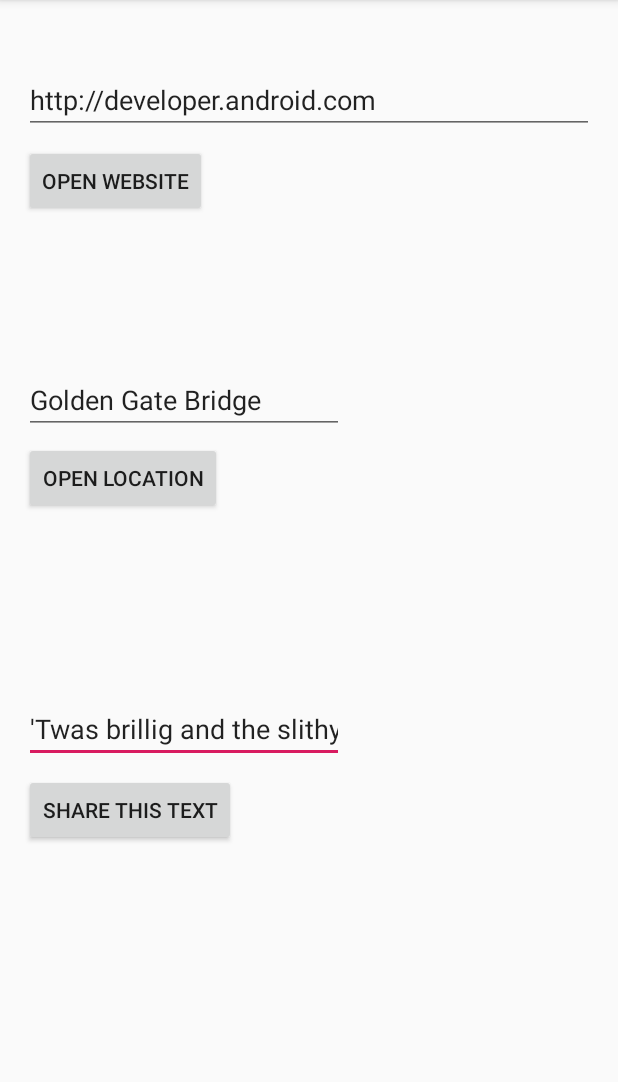
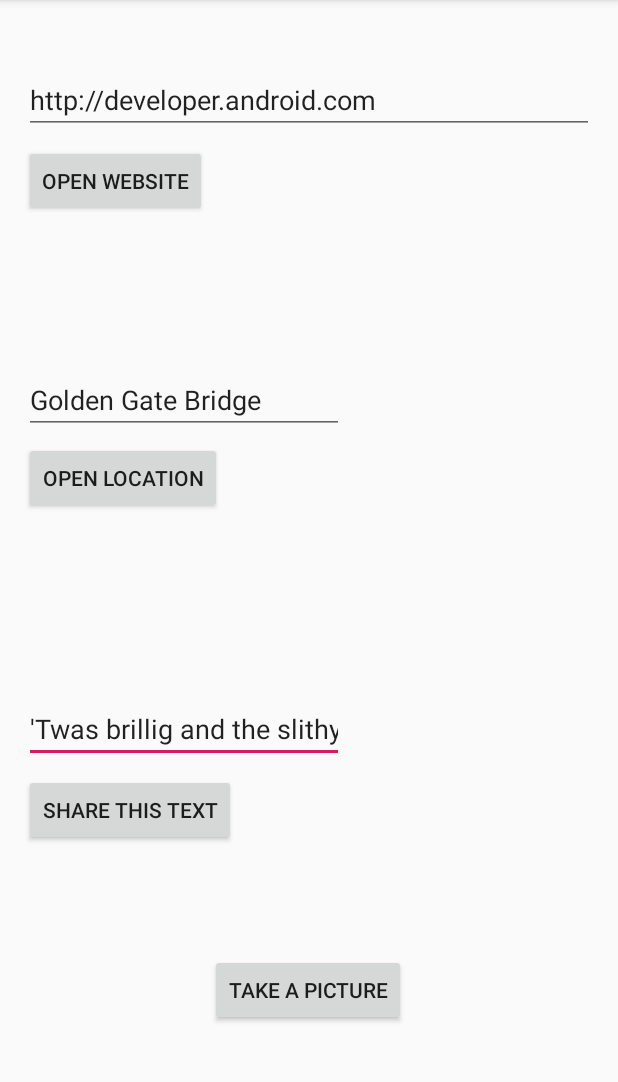
Before and after one commit to soumithganji/ImplicitIntents, an Android app: the screen it shows after launch (MainActivity), after a tap on "OPEN WEBSITE", on a phone screen of 412 x 824 dp, the part 84-1166 px from its top. Run offline under Robolectric (Android 15) with nearby library versions, the phone set to English and light mode, and no system bars.

```diff
--- a/app/src/main/AndroidManifest.xml
+++ b/app/src/main/AndroidManifest.xml
@@ -3,6 +3,7 @@
     package="com.example.implicitintents">
 
     <application
+
         android:allowBackup="true"
         android:icon="@mipmap/ic_launcher"
         android:label="@string/app_name"
@@ -17,5 +18,7 @@
             </intent-filter>
         </activity>
     </application>
+    <uses-feature android:name="android.hardware.camera"
+        android:required="true" />
 
 </manifest>
--- a/app/src/main/java/com/example/implicitintents/MainActivity.java
+++ b/app/src/main/java/com/example/implicitintents/MainActivity.java
@@ -6,6 +6,8 @@ import androidx.core.app.ShareCompat;
 import android.content.Intent;
 import android.net.Uri;
 import android.os.Bundle;
+import android.os.Environment;
+import android.provider.MediaStore;
 import android.util.Log;
 import android.view.View;
 import android.widget.EditText;
@@ -14,6 +16,8 @@ public class MainActivity extends AppCompatActivity {
      private EditText mWebsiteEditText;
      private EditText mLocationEditText;
      private EditText mShareTextEditText;
+    static final int REQUEST_IMAGE_CAPTURE = 1;
+
 
     @Override
     protected void onCreate(Bundle savedInstanceState) {
@@ -25,20 +29,18 @@ public class MainActivity extends AppCompatActivity {
         mShareTextEditText = findViewById(R.id.share_edittext);
 
 
+
     }
-
     public void openWebsite(View view) {
         String url = mWebsiteEditText.getText().toString();
         Uri webpage = Uri.parse(url);
         Intent intent = new Intent(Intent.ACTION_VIEW, webpage);
         if (intent.resolveActivity(getPackageManager()) != null) {
             startActivity(intent);
+        } else {
+            Log.d("ImplicitIntents", "Can't handle this intent!");
         }
-        else {
-                Log.d("ImplicitIntents", "Can't handle this!");
-            }
-        }
-
+    }
 
     public void openLocation(View view) {
         String loc = mLocationEditText.getText().toString();
@@ -64,5 +66,10 @@ public class MainActivity extends AppCompatActivity {
     }
 
 
-
+    public void picture(View view) {
+        Intent takePictureIntent = new Intent(MediaStore.ACTION_IMAGE_CAPTURE);
+        if (takePictureIntent.resolveActivity(getPackageManager()) != null) {
+            startActivityForResult(takePictureIntent, REQUEST_IMAGE_CAPTURE);
+        }
+    }
 }
--- a/app/src/main/res/layout/activity_main.xml
+++ b/app/src/main/res/layout/activity_main.xml
@@ -20,7 +20,7 @@
         app:layout_constraintVertical_bias="0.648" />
 
     <Button
-        android:id="@+id/button"
+        android:id="@+id/open_website_button"
         android:layout_width="wrap_content"
         android:layout_height="wrap_content"
         android:onClick="openWebsite"
@@ -38,7 +38,7 @@
         android:inputType="textPersonName"
         android:text="@string/edittext_loc"
         app:layout_constraintBottom_toBottomOf="parent"
-        app:layout_constraintStart_toStartOf="@+id/button"
+        app:layout_constraintStart_toStartOf="@+id/open_website_button"
         app:layout_constraintTop_toTopOf="parent"
         app:layout_constraintVertical_bias="0.33" />
 
@@ -92,4 +92,17 @@
         android:orientation="horizontal"
         app:layout_constraintGuide_begin="29dp" />
 
+    <Button
+        android:id="@+id/button"
+        android:layout_width="wrap_content"
+        android:layout_height="wrap_content"
+        android:text="@string/picture"
+        app:layout_constraintBottom_toBottomOf="parent"
+        app:layout_constraintEnd_toEndOf="parent"
+        app:layout_constraintHorizontal_bias="0.498"
+        app:layout_constraintStart_toStartOf="parent"
+        app:layout_constraintTop_toTopOf="parent"
+        app:layout_constraintVertical_bias="0.901"
+        android:onClick="picture"/>
+
 </androidx.constraintlayout.widget.ConstraintLayout>
--- a/app/src/main/res/values/strings.xml
+++ b/app/src/main/res/values/strings.xml
@@ -8,4 +8,6 @@
 
     <string name="edittext_share">\'Twas brillig and the slithy toves</string>
     <string name="button_share">Share This Text</string>
+
+    <string name="picture">Take a picture</string>
 </resources>
```
